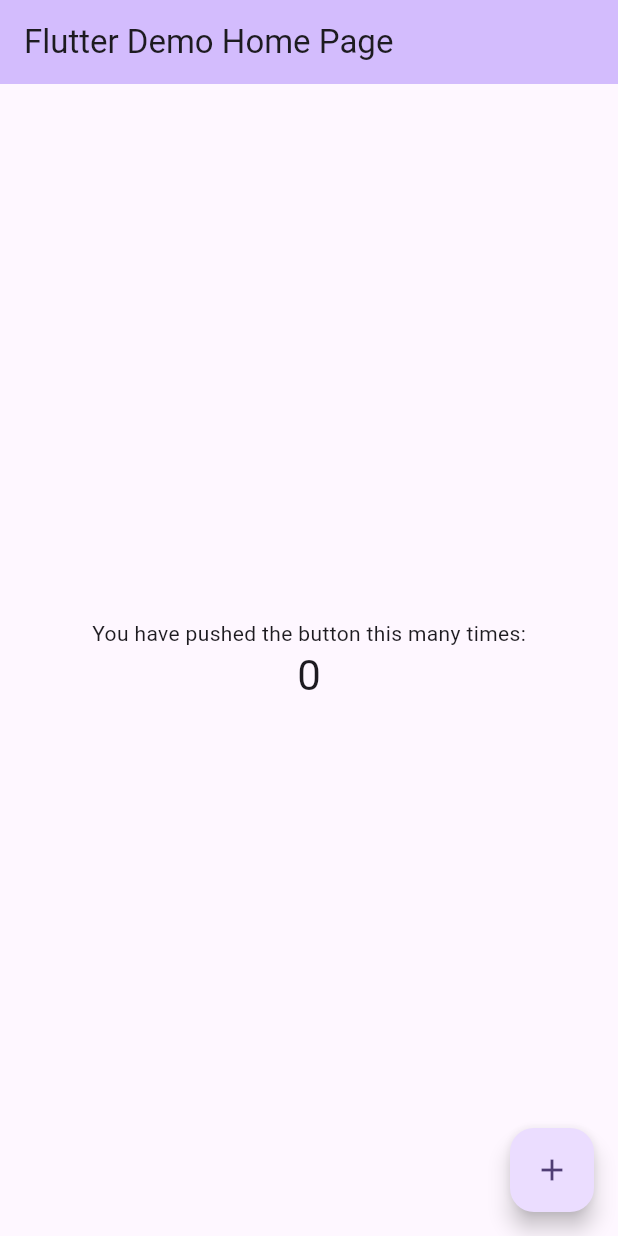
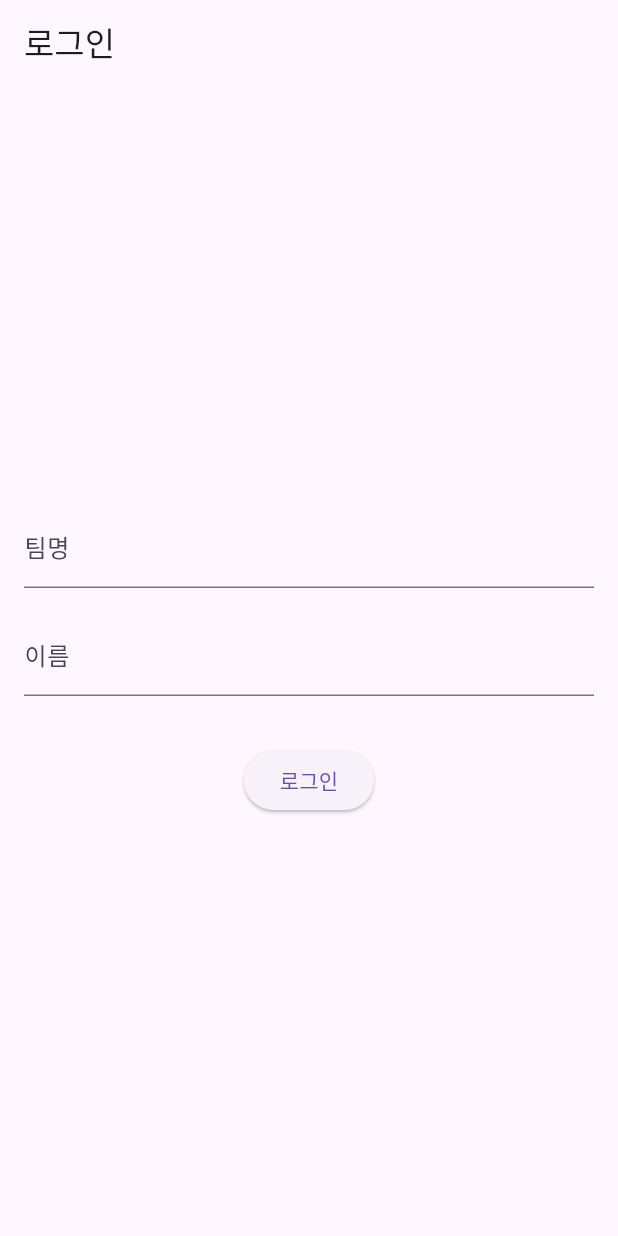
Before and after one commit to rmsckd1640/roccia_cup, a Flutter app: the screen it shows after launch, on a phone screen of 412 x 824 dp. Run offline on Flutter 3.47's test engine with Material 3 defaults, Android fonts, the phone set to English and light mode, and no system bars; our stand-ins replace shared_preferences.

Commit message:
Prototype version of the app

```diff
--- a/frontend/lib/main.dart
+++ b/frontend/lib/main.dart
@@ -1,122 +1,28 @@
 import 'package:flutter/material.dart';
+import 'package:shared_preferences/shared_preferences.dart';
+import 'screens/login_screen.dart';
+import 'screens/main_screen.dart';
 
-void main() {
-  runApp(const MyApp());
+void main() async {
+  WidgetsFlutterBinding.ensureInitialized();
+  SharedPreferences prefs = await SharedPreferences.getInstance();
+
+  bool isLoggedIn = prefs.getBool('isLoggedIn') ?? false;
+
+  runApp(MyApp(initialScreen: isLoggedIn ? MainScreen() : LoginScreen()));
 }
 
 class MyApp extends StatelessWidget {
-  const MyApp({super.key});
+  final Widget initialScreen;
 
-  // This widget is the root of your application.
+  MyApp({required this.initialScreen});
+
   @override
   Widget build(BuildContext context) {
     return MaterialApp(
-      title: 'Flutter Demo',
-      theme: ThemeData(
-        // This is the theme of your application.
-        //
-        // TRY THIS: Try running your application with "flutter run". You'll see
-        // the application has a purple toolbar. Then, without quitting the app,
-        // try changing the seedColor in the colorScheme below to Colors.green
-        // and then invoke "hot reload" (save your changes or press the "hot
-        // reload" button in a Flutter-supported IDE, or press "r" if you used
-        // the command line to start the app).
-        //
-        // Notice that the counter didn't reset back to zero; the application
-        // state is not lost during the reload. To reset the state, use hot
-        // restart instead.
-        //
-        // This works for code too, not just values: Most code changes can be
-        // tested with just a hot reload.
-        colorScheme: ColorScheme.fromSeed(seedColor: Colors.deepPurple),
-      ),
-      home: const MyHomePage(title: 'Flutter Demo Home Page'),
+      debugShowCheckedModeBanner: false,
+      title: 'Climbing Score App',
+      home: initialScreen,
     );
   }
 }
-
-class MyHomePage extends StatefulWidget {
-  const MyHomePage({super.key, required this.title});
-
-  // This widget is the home page of your application. It is stateful, meaning
-  // that it has a State object (defined below) that contains fields that affect
-  // how it looks.
-
-  // This class is the configuration for the state. It holds the values (in this
-  // case the title) provided by the parent (in this case the App widget) and
-  // used by the build method of the State. Fields in a Widget subclass are
-  // always marked "final".
-
-  final String title;
-
-  @override
-  State<MyHomePage> createState() => _MyHomePageState();
-}
-
-class _MyHomePageState extends State<MyHomePage> {
-  int _counter = 0;
-
-  void _incrementCounter() {
-    setState(() {
-      // This call to setState tells the Flutter framework that something has
-      // changed in this State, which causes it to rerun the build method below
-      // so that the display can reflect the updated values. If we changed
-      // _counter without calling setState(), then the build method would not be
-      // called again, and so nothing would appear to happen.
-      _counter++;
-    });
-  }
-
-  @override
-  Widget build(BuildContext context) {
-    // This method is rerun every time setState is called, for instance as done
-    // by the _incrementCounter method above.
-    //
-    // The Flutter framework has been optimized to make rerunning build methods
-    // fast, so that you can just rebuild anything that needs updating rather
-    // than having to individually change instances of widgets.
-    return Scaffold(
-      appBar: AppBar(
-        // TRY THIS: Try changing the color here to a specific color (to
-        // Colors.amber, perhaps?) and trigger a hot reload to see the AppBar
-        // change color while the other colors stay the same.
-        backgroundColor: Theme.of(context).colorScheme.inversePrimary,
-        // Here we take the value from the MyHomePage object that was created by
-        // the App.build method, and use it to set our appbar title.
-        title: Text(widget.title),
-      ),
-      body: Center(
-        // Center is a layout widget. It takes a single child and positions it
-        // in the middle of the parent.
-        child: Column(
-          // Column is also a layout widget. It takes a list of children and
-          // arranges them vertically. By default, it sizes itself to fit its
-          // children horizontally, and tries to be as tall as its parent.
-          //
-          // Column has various properties to control how it sizes itself and
-          // how it positions its children. Here we use mainAxisAlignment to
-          // center the children vertically; the main axis here is the vertical
-          // axis because Columns are vertical (the cross axis would be
-          // horizontal).
-          //
-          // TRY THIS: Invoke "debug painting" (choose the "Toggle Debug Paint"
-          // action in the IDE, or press "p" in the console), to see the
-          // wireframe for each widget.
-          mainAxisAlignment: MainAxisAlignment.center,
-          children: <Widget>[
-            const Text('You have pushed the button this many times:'),
-            Text(
-              '$_counter',
-              style: Theme.of(context).textTheme.headlineMedium,
-            ),
-          ],
-        ),
-      ),
-      floatingActionButton: FloatingActionButton(
-        onPressed: _incrementCounter,
-        tooltip: 'Increment',
-        child: const Icon(Icons.add),
-      ), // This trailing comma makes auto-formatting nicer for build methods.
-    );
-  }
-}
--- /dev/null
+++ b/frontend/lib/screens/login_screen.dart
@@ -0,0 +1,53 @@
+import 'package:flutter/material.dart';
+import '../services/storage_service.dart';
+import 'main_screen.dart';
+
+class LoginScreen extends StatefulWidget {
+  @override
+  _LoginScreenState createState() => _LoginScreenState();
+}
+
+class _LoginScreenState extends State<LoginScreen> {
+  final TextEditingController _teamController = TextEditingController();
+  final TextEditingController _nameController = TextEditingController();
+  final StorageService storage = StorageService();
+
+  Future<void> _login() async {
+    String teamName = _teamController.text.trim();
+    String userName = _nameController.text.trim();
+
+    if (teamName.isEmpty || userName.isEmpty) {
+      ScaffoldMessenger.of(context).showSnackBar(
+        SnackBar(content: Text("팀명과 이름을 입력하세요!")),
+      );
+      return;
+    }
+
+    await storage.saveUserInfo(teamName, userName);
+
+    Navigator.pushReplacement(
+      context,
+      MaterialPageRoute(builder: (context) => MainScreen()),
+    );
+  }
+
+  @override
+  Widget build(BuildContext context) {
+    return Scaffold(
+      appBar: AppBar(title: Text("로그인")),
+      body: Padding(
+        padding: const EdgeInsets.all(16.0),
+        child: Column(
+          mainAxisAlignment: MainAxisAlignment.center,
+          children: [
+            TextField(controller: _teamController, decoration: InputDecoration(labelText: "팀명")),
+            SizedBox(height: 16),
+            TextField(controller: _nameController, decoration: InputDecoration(labelText: "이름")),
+            SizedBox(height: 32),
+            ElevatedButton(onPressed: _login, child: Text("로그인")),
+          ],
+        ),
+      ),
+    );
+  }
+}
--- a/frontend/pubspec.yaml
+++ b/frontend/pubspec.yaml
@@ -34,6 +34,7 @@ dependencies:
   # The following adds the Cupertino Icons font to your application.
   # Use with the CupertinoIcons class for iOS style icons.
   cupertino_icons: ^1.0.8
+  shared_preferences: ^2.5.2
 
 dev_dependencies:
   flutter_test:
```
Also changed, not shown: frontend/lib/models/submission.dart (added, +17 -0 lines), frontend/lib/screens/main_screen.dart (added, +134 -0 lines), frontend/lib/services/storage_service.dart (added, +45 -0 lines), frontend/lib/widgets/custom_button.dart (added, +16 -0 lines), frontend/lib/widgets/score_list.dart (added, +33 -0 lines), frontend/pubspec.lock, 10 other files.
